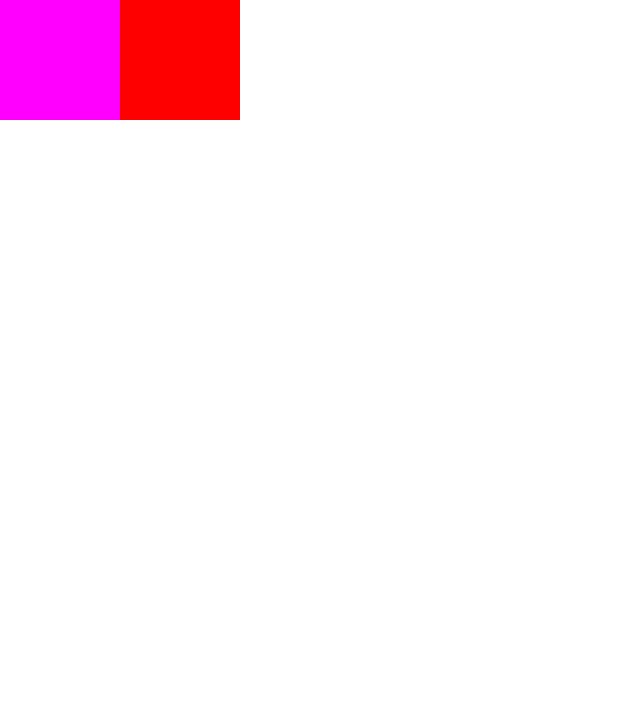
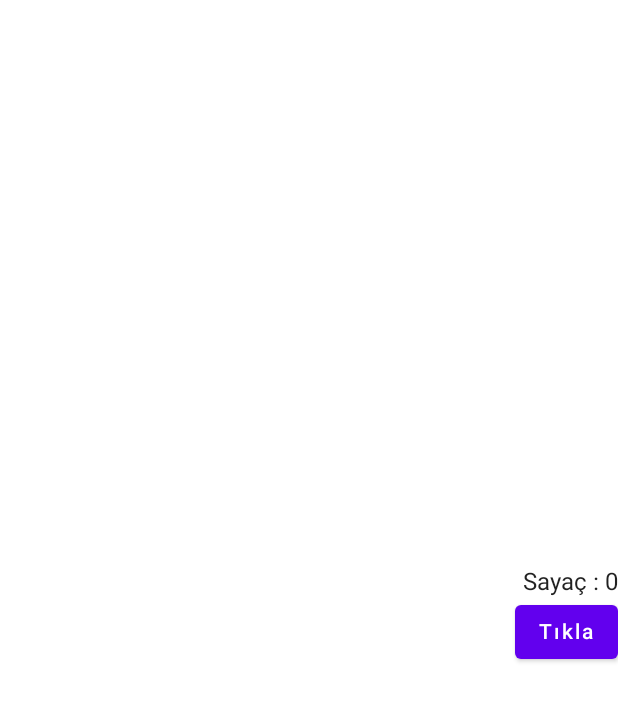
Before and after one commit to kuscuhasann/jetpackCompose2022, an Android app built with Jetpack Compose: the screen it shows after launch (MainActivity), on a phone screen of 412 x 824 dp. Shown: the top 701 px of the screen. Run offline under Robolectric (Android 15) with nearby library versions, the phone set to English and light mode, and no system bars.

Commit message:
State yapısı ile çalışmak

```diff
--- a/app/src/main/java/com/pakt_games/jetpackcompose2022/MainActivity.kt
+++ b/app/src/main/java/com/pakt_games/jetpackcompose2022/MainActivity.kt
@@ -4,19 +4,21 @@ import android.os.Bundle
 import androidx.activity.ComponentActivity
 import androidx.activity.compose.setContent
 import androidx.compose.foundation.background
-import androidx.compose.foundation.layout.Box
-import androidx.compose.foundation.layout.Row
-import androidx.compose.foundation.layout.fillMaxSize
-import androidx.compose.foundation.layout.size
+import androidx.compose.foundation.layout.*
+import androidx.compose.material.Button
 import androidx.compose.material.MaterialTheme
 import androidx.compose.material.Surface
 import androidx.compose.material.Text
 import androidx.compose.runtime.Composable
+import androidx.compose.runtime.mutableStateOf
+import androidx.compose.runtime.remember
+import androidx.compose.ui.Alignment
 import androidx.compose.ui.Modifier
 import androidx.compose.ui.graphics.Color
 import androidx.compose.ui.tooling.preview.Preview
 import androidx.compose.ui.unit.dp
 import com.pakt_games.jetpackcompose2022.ui.theme.JetpackCompose2022Theme
+import org.intellij.lang.annotations.JdkConstants
 
 class MainActivity : ComponentActivity() {
     override fun onCreate(savedInstanceState: Bundle?) {
@@ -37,9 +39,24 @@ class MainActivity : ComponentActivity() {
 
 @Composable
 fun MainPage() {
-    Row {
-        Box(modifier = Modifier.size(80.dp).background(Color.Magenta))
-        Box(modifier = Modifier.size(80.dp).background(Color.Red))
+    var counter = remember {
+        mutableStateOf(0)
+    }
+    Column(
+        //horizontalAlignment = Yatayda Hizalama
+        horizontalAlignment = Alignment.End,
+        //verticalArrangement = Dikeyde Hizalama Yapar
+        verticalArrangement = Arrangement.Center,
+        //Sayfaya kendini yayar.
+        modifier = Modifier.fillMaxSize()
+    ) {
+        Text(text ="Sayaç : ${counter.value}")
+
+        Button(onClick = {
+            counter.value += 1
+        }) {
+            Text(text = "Tıkla")
+        }
     }
 }
 
```
